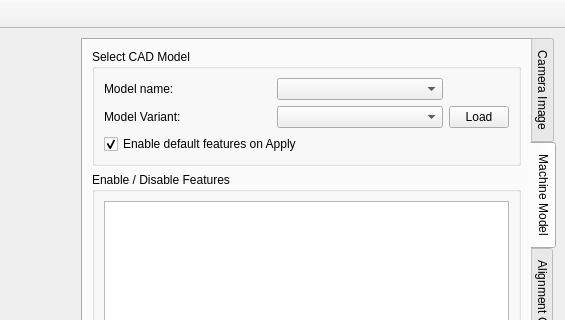
Qt form calcam/gui/qt_designer_files/alignment_calib_editor.ui (euratom-software/calcam) before a commit; both pictures show x 362 to 927 and y 0 to 320 of the 927 by 724 pixel window.
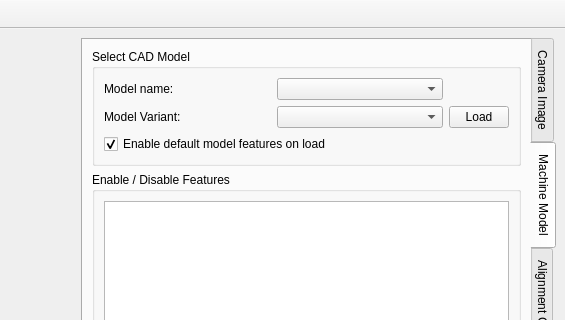
The same form after that commit. The open tabs and pages were chosen to show the change.

```diff
--- a/calcam/gui/qt_designer_files/alignment_calib_editor.ui
+++ b/calcam/gui/qt_designer_files/alignment_calib_editor.ui
@@ -682,7 +682,7 @@
            <item row="3" column="0" colspan="3">
             <widget class="QCheckBox" name="cad_auto_load">
              <property name="text">
-              <string>Enable default features on Apply</string>
+              <string>Enable default model features on load</string>
              </property>
              <property name="checked">
               <bool>true</bool>
```
Left out of the diff: 2 changed lines with no effect on the pictures.
